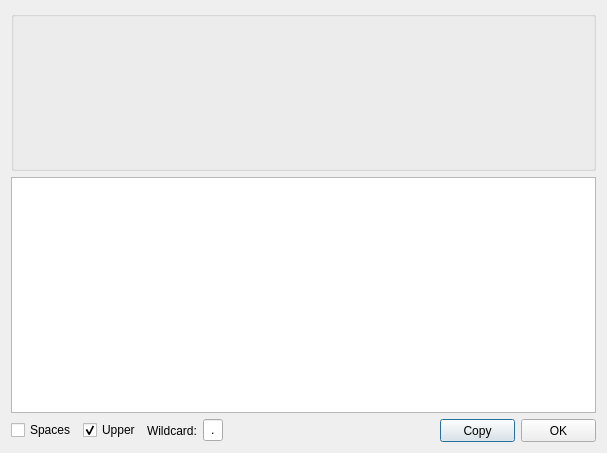
This is dialoghexsignature.ui in horsicq/FormatDialogs as Qt 5 draws it before an edit. The edited form follows.
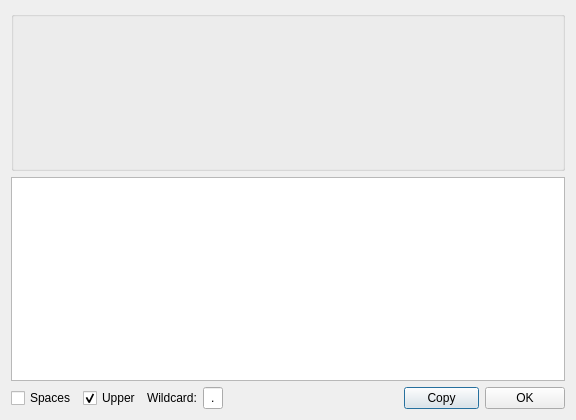
This is the edited form.

Diff of the .ui file:
```diff
--- a/dialoghexsignature.ui
+++ b/dialoghexsignature.ui
@@ -9,8 +9,8 @@
    <rect>
     <x>0</x>
     <y>0</y>
-    <width>607</width>
-    <height>453</height>
+    <width>576</width>
+    <height>420</height>
    </rect>
   </property>
   <property name="windowTitle">
@@ -180,12 +180,6 @@
      </item>
      <item>
       <widget class="QPushButton" name="pushButtonCopy">
-       <property name="minimumSize">
-        <size>
-         <width>75</width>
-         <height>23</height>
-        </size>
-       </property>
        <property name="maximumSize">
         <size>
          <width>75</width>
@@ -199,18 +193,6 @@
      </item>
      <item>
       <widget class="QPushButton" name="pushButtonClose">
-       <property name="minimumSize">
-        <size>
-         <width>75</width>
-         <height>23</height>
-        </size>
-       </property>
-       <property name="maximumSize">
-        <size>
-         <width>75</width>
-         <height>23</height>
-        </size>
-       </property>
        <property name="text">
         <string>OK</string>
        </property>
```
